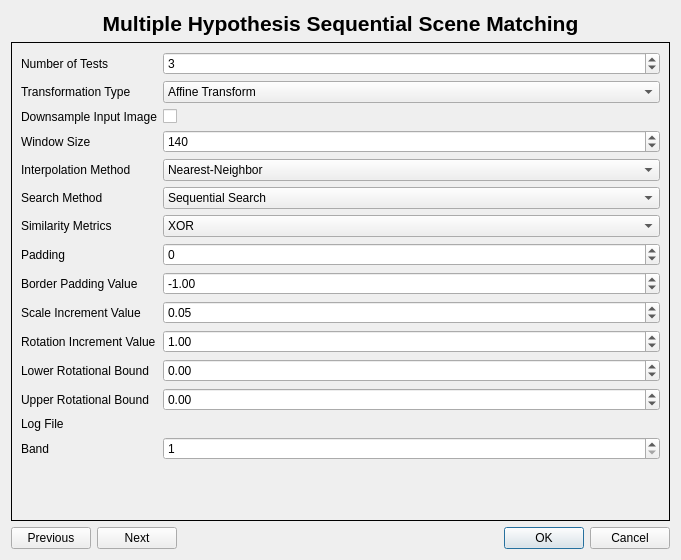
Old version of the form multihypothesis/multihypothesis_dialog_base.ui in the repository AUGSignals/qgis-plugins.
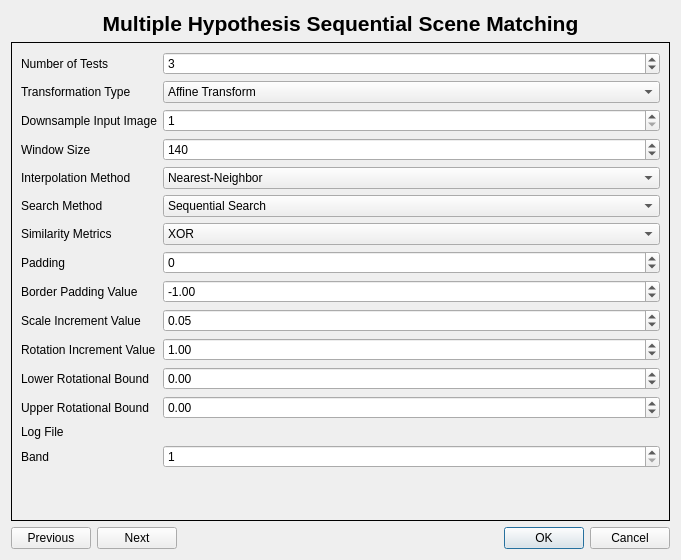
New version of the form. Custom widgets are drawn as their Qt base class.

Commit message: Fixed log and downsample issues for multiple hypothesis plugin

The edit to the form file:
```diff
--- a/multihypothesis/multihypothesis_dialog_base.ui
+++ b/multihypothesis/multihypothesis_dialog_base.ui
@@ -64,9 +64,6 @@
            </property>
           </widget>
          </item>
-         <item row="2" column="1">
-          <widget class="QCheckBox" name="downsampleInputImageCheckBox"/>
-         </item>
          <item row="3" column="0">
           <widget class="QLabel" name="windowSizeLabel">
            <property name="text">
@@ -338,6 +335,16 @@
            </property>
           </widget>
          </item>
+         <item row="2" column="1">
+          <widget class="QgsSpinBox" name="downsampleQgsSpinBox">
+           <property name="minimum">
+            <number>1</number>
+           </property>
+           <property name="maximum">
+            <number>10</number>
+           </property>
+          </widget>
+         </item>
         </layout>
        </item>
       </layout>
@@ -795,6 +802,11 @@
    <extends>QWidget</extends>
    <header>qgsfilewidget.h</header>
   </customwidget>
+  <customwidget>
+   <class>QgsSpinBox</class>
+   <extends>QSpinBox</extends>
+   <header>qgsspinbox.h</header>
+  </customwidget>
  </customwidgets>
  <resources/>
  <connections>
```
The commit also changes 2 other files.
